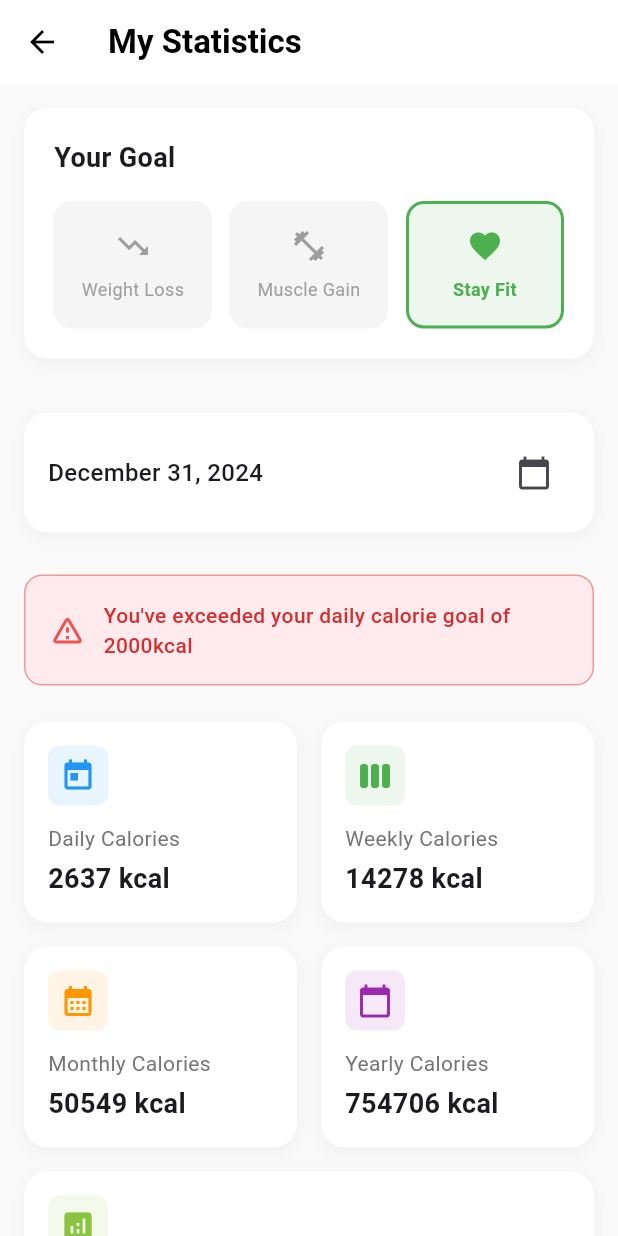
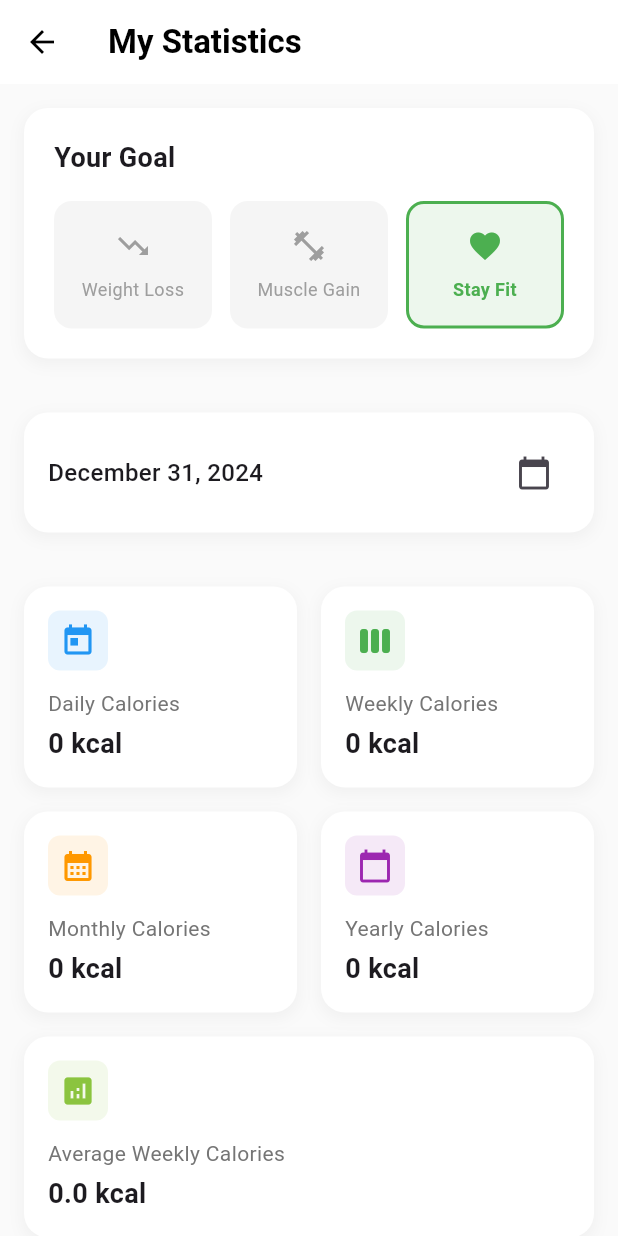
Before and after one commit to Noubissie237/healthy-eating, a Flutter app: the StatisticsPage screen opened by its route, on a phone screen of 412 x 824 dp. Run offline on Flutter 3.47's test engine with Material 3 defaults, Android fonts, the phone set to English and light mode, and no system bars; our stand-ins replace geolocator, google_maps_flutter, image_picker, permission_handler, share_plus, shared_preferences and 1 more; missing offline and left inert: flutter_sound; accounts and stored records are empty.

```diff
--- /dev/null
+++ b/lib/database/user_goal_provider.dart
@@ -0,0 +1,26 @@
+import 'package:flutter/material.dart';
+import 'package:shared_preferences/shared_preferences.dart';
+
+class UserGoalProvider with ChangeNotifier {
+  static const String _goalKey = 'user_goal';
+  String _currentGoal = 'Stay Fit';
+
+  UserGoalProvider() {
+    _loadGoal();
+  }
+
+  String get currentGoal => _currentGoal;
+
+  Future<void> _loadGoal() async {
+    final prefs = await SharedPreferences.getInstance();
+    _currentGoal = prefs.getString(_goalKey) ?? 'Stay Fit';
+    notifyListeners();
+  }
+
+  Future<void> setGoal(String goal) async {
+    final prefs = await SharedPreferences.getInstance();
+    await prefs.setString(_goalKey, goal);
+    _currentGoal = goal;
+    notifyListeners();
+  }
+}
--- a/lib/main.dart
+++ b/lib/main.dart
@@ -1,6 +1,7 @@
 import 'dart:convert';
 import 'package:flutter/material.dart';
 import 'package:food_app/database/meal_provider.dart';
+import 'package:food_app/database/user_goal_provider.dart';
 import 'package:food_app/pages/list_meals_page.dart';
 import 'package:food_app/pages/maps_page.dart';
 import 'package:food_app/pages/statistique_page.dart';
@@ -21,14 +22,23 @@ import 'database/database_helper.dart';
 
 void main() async {
   WidgetsFlutterBinding.ensureInitialized();
+
   final mealProvider = MealProvider();
   await mealProvider.loadMeals();
+
   final dbHelper = DatabaseHelper();
   final isEmpty = await dbHelper.isTableEmpty();
 
   runApp(
-    ChangeNotifierProvider(
-      create: (context) => mealProvider,
+    MultiProvider(
+      providers: [
+        ChangeNotifierProvider(
+          create: (context) => mealProvider,
+        ),
+        ChangeNotifierProvider(
+          create: (context) => UserGoalProvider(),
+        ),
+      ],
       child: MyApp(initialRoute: isEmpty ? '/onboarding' : '/main'),
     ),
   );
--- a/lib/pages/home_page.dart
+++ b/lib/pages/home_page.dart
@@ -478,7 +478,7 @@ class _HomePage extends State<HomePage> {
                                                                             2),
                                                                     Text(
                                                                       DateFormat(
-                                                                              'dd/MM/yyyy at HH:mm')
+                                                                              'dd/MM/yyyy - HH:mm')
                                                                           .format(
                                                                               meal.consumptionDateTime),
                                                                       style:
@@ -1034,7 +1034,7 @@ class _HomePage extends State<HomePage> {
                                                                             2),
                                                                     Text(
                                                                       DateFormat(
-                                                                              'dd/MM/yyyy at HH:mm')
+                                                                              'dd/MM/yyyy - HH:mm')
                                                                           .format(
                                                                               meal.consumptionDateTime),
                                                                       style:
@@ -1365,7 +1365,7 @@ class _HomePage extends State<HomePage> {
                                 ),
                               ),
                               Text(
-                                DateFormat('dd/MM/yyyy at HH:mm')
+                                DateFormat('dd/MM/yyyy - HH:mm')
                                     .format(selectedDateTime),
                                 style: TextStyle(
                                   color: Colors.grey[600],
--- a/lib/pages/list_meals_page.dart
+++ b/lib/pages/list_meals_page.dart
@@ -172,7 +172,7 @@ class _ListMealsPage extends State<ListMealsPage> {
                                       ),
                                       const SizedBox(width: 4),
                                       Text(
-                                        DateFormat('dd/MM/yyyy at HH:mm')
+                                        DateFormat('dd/MM/yyyy - HH:mm')
                                             .format(meal.consumptionDateTime),
                                         style: TextStyle(
                                           fontSize: 12,
@@ -369,7 +369,7 @@ class _ListMealsPage extends State<ListMealsPage> {
                                 ),
                               ),
                               Text(
-                                DateFormat('dd/MM/yyyy at HH:mm')
+                                DateFormat('dd/MM/yyyy - HH:mm')
                                     .format(selectedDateTime),
                                 style: TextStyle(
                                   color: Colors.grey[600],
--- a/lib/pages/statistique_page.dart
+++ b/lib/pages/statistique_page.dart
@@ -1,7 +1,10 @@
 import 'package:flutter/material.dart';
-import 'dart:math';
+import 'package:food_app/database/meal_provider.dart';
+import 'package:food_app/database/user_goal_provider.dart';
+import 'package:food_app/models/meal.dart';
 import 'package:intl/intl.dart';
 import 'package:food_app/colors/my_colors.dart';
+import 'package:provider/provider.dart';
 
 class StatisticsPage extends StatefulWidget {
   const StatisticsPage({super.key});
@@ -11,145 +14,19 @@ class StatisticsPage extends StatefulWidget {
 }
 
 class _StatisticsPageState extends State<StatisticsPage> {
-  String selectedGoal = 'Stay Fit';
-  final Random random = Random();
-  final dailyCalorieGoal = 2000; // Exemple de valeur
-  DateTime selectedDate = DateTime.now();
+  late DateTime selectedDate;
 
-  // Simuler des données aléatoires pour les statistiques
-  int getDailyCalories() => random.nextInt(2500) + 500;
-  int getWeeklyCalories() => random.nextInt(15000) + 5000;
-  int getMonthlyCalories() => random.nextInt(60000) + 20000;
-  int getYearlyCalories() => random.nextInt(700000) + 200000;
-  double getAverageWeeklyCalories() => (random.nextInt(2000) + 1500).toDouble();
-
-  @override
-  Widget build(BuildContext context) {
-    final dailyCalories = getDailyCalories();
-
-    return Scaffold(
-      backgroundColor: Colors.grey[50],
-      appBar: AppBar(
-        elevation: 0,
-        backgroundColor: Colors.white,
-        title: const Text(
-          'My Statistics',
-          style: TextStyle(
-            color: Colors.black,
-            fontWeight: FontWeight.bold,
-          ),
-        ),
-        leading: IconButton(
-          icon: const Icon(Icons.arrow_back, color: Colors.black),
-          onPressed: () => Navigator.pop(context),
-        ),
-      ),
-      body: SingleChildScrollView(
-        child: Column(
-          crossAxisAlignment: CrossAxisAlignment.start,
-          children: [
-            _buildGoalSection(),
-            const SizedBox(height: 20),
-            _buildDateSelector(),
-            const SizedBox(height: 20),
-            if (dailyCalories > dailyCalorieGoal) _buildCalorieAlert(),
-            _buildStatisticsCards(),
-          ],
-        ),
-      ),
-    );
-  }
-
-  Widget _buildGoalSection() {
-    return Container(
-      margin: const EdgeInsets.all(16),
-      padding: const EdgeInsets.all(20),
-      decoration: BoxDecoration(
-        color: Colors.white,
-        borderRadius: BorderRadius.circular(16),
-        boxShadow: [
-          BoxShadow(
-            color: Colors.grey.withOpacity(0.1),
-            spreadRadius: 1,
-            blurRadius: 8,
-            offset: const Offset(0, 3),
-          ),
-        ],
-      ),
-      child: Column(
-        crossAxisAlignment: CrossAxisAlignment.start,
-        children: [
-          const Text(
-            'Your Goal',
-            style: TextStyle(
-              fontSize: 18,
-              fontWeight: FontWeight.bold,
-            ),
-          ),
-          const SizedBox(height: 16),
-          Row(
-            children: [
-              _buildGoalOption(
-                'Weight Loss',
-                Icons.trending_down,
-                Colors.red,
-              ),
-              const SizedBox(width: 12),
-              _buildGoalOption(
-                'Muscle Gain',
-                Icons.fitness_center,
-                Colors.blue,
-              ),
-              const SizedBox(width: 12),
-              _buildGoalOption(
-                'Stay Fit',
-                Icons.favorite,
-                Colors.green,
-              ),
-            ],
-          ),
-        ],
-      ),
-    );
-  }
-
-  Widget _buildGoalOption(String goal, IconData icon, Color color) {
-    final isSelected = selectedGoal == goal;
-    return Expanded(
-      child: GestureDetector(
-        onTap: () => setState(() => selectedGoal = goal),
-        child: Container(
-          padding: const EdgeInsets.symmetric(vertical: 16),
-          decoration: BoxDecoration(
-            color: isSelected ? color.withOpacity(0.1) : Colors.grey[100],
-            borderRadius: BorderRadius.circular(12),
-            border: Border.all(
-              color: isSelected ? color : Colors.transparent,
-              width: 2,
-            ),
-          ),
-          child: Column(
-            children: [
-              Icon(
-                icon,
-                color: isSelected ? color : Colors.grey,
-                size: 24,
-              ),
-              const SizedBox(height: 8),
-              Text(
-                goal,
-                style: TextStyle(
-                  color: isSelected ? color : Colors.grey,
-                  fontWeight: isSelected ? FontWeight.bold : FontWeight.normal,
-                  fontSize: 12,
-                ),
-                textAlign: TextAlign.center,
-              ),
-            ],
-          ),
-        ),
-      ),
-    );
+  int getDailyCalorieGoal(String goal) {
+    switch (goal) {
+      case 'Weight Loss':
+        return 1800; // Déficit calorique pour la perte de poids
+      case 'Muscle Gain':
+        return 2500; // Surplus calorique pour la prise de muscle
+      case 'Stay Fit':
+        return 2000; // Maintien du poids
+      default:
+        return 2000;
+    }
   }
 
   Widget _buildDateSelector() {
@@ -197,7 +74,8 @@ class _StatisticsPageState extends State<StatisticsPage> {
     );
   }
 
-  Widget _buildCalorieAlert() {
+  Widget _buildCalorieAlert(String currentGoal) {
+    final goalCalories = getDailyCalorieGoal(currentGoal);
     return Container(
       margin: const EdgeInsets.symmetric(horizontal: 16, vertical: 8),
       padding: const EdgeInsets.all(16),
@@ -212,7 +90,7 @@ class _StatisticsPageState extends State<StatisticsPage> {
           const SizedBox(width: 12),
           Expanded(
             child: Text(
-              'You\'ve exceeded your daily calorie goal of ${dailyCalorieGoal}kcal',
+              'You\'ve exceeded your daily calorie goal of ${goalCalories}kcal',
               style: TextStyle(
                 color: Colors.red[700],
                 fontWeight: FontWeight.w500,
@@ -224,7 +102,7 @@ class _StatisticsPageState extends State<StatisticsPage> {
     );
   }
 
-  Widget _buildStatisticsCards() {
+  Widget _buildStatisticsCards(List<Meal> meals) {
     return Container(
       margin: const EdgeInsets.all(16),
       child: Column(
@@ -234,7 +112,7 @@ class _StatisticsPageState extends State<StatisticsPage> {
               Expanded(
                 child: _buildStatCard(
                   'Daily Calories',
-                  '${getDailyCalories()} kcal',
+                  '${getDailyCalories(meals)} kcal',
                   Icons.today,
                   Colors.blue,
                 ),
@@ -243,7 +121,7 @@ class _StatisticsPageState extends State<StatisticsPage> {
               Expanded(
                 child: _buildStatCard(
                   'Weekly Calories',
-                  '${getWeeklyCalories()} kcal',
+                  '${getWeeklyCalories(meals)} kcal',
                   Icons.view_week,
                   Colors.green,
                 ),
@@ -256,7 +134,7 @@ class _StatisticsPageState extends State<StatisticsPage> {
               Expanded(
                 child: _buildStatCard(
                   'Monthly Calories',
-                  '${getMonthlyCalories()} kcal',
+                  '${getMonthlyCalories(meals)} kcal',
                   Icons.calendar_month,
                   Colors.orange,
                 ),
@@ -265,7 +143,7 @@ class _StatisticsPageState extends State<StatisticsPage> {
               Expanded(
                 child: _buildStatCard(
                   'Yearly Calories',
-                  '${getYearlyCalories()} kcal',
+                  '${getYearlyCalories(meals)} kcal',
                   Icons.calendar_today,
                   Colors.purple,
                 ),
@@ -275,7 +153,7 @@ class _StatisticsPageState extends State<StatisticsPage> {
           const SizedBox(height: 16),
           _buildStatCard(
             'Average Weekly Calories',
-            '${getAverageWeeklyCalories().toStringAsFixed(1)} kcal',
+            '${getAverageWeeklyCalories(meals).toStringAsFixed(1)} kcal',
             Icons.analytics,
             MyColors.primaryColor,
             fullWidth: true,
@@ -342,4 +220,212 @@ class _StatisticsPageState extends State<StatisticsPage> {
       ),
     );
   }
+
+  @override
+  void initState() {
+    super.initState();
+    selectedDate = DateTime.now();
+    // Charger les repas au démarrage
+    Provider.of<MealProvider>(context, listen: false).loadMeals();
+  }
+
+  bool isSameDay(DateTime date1, DateTime date2) {
+    return date1.year == date2.year &&
+        date1.month == date2.month &&
+        date1.day == date2.day;
+  }
+
+  // Calcul des vraies calories quotidiennes
+  int getDailyCalories(List<Meal> meals) {
+    return meals
+        .where((meal) => isSameDay(meal.consumptionDateTime, selectedDate))
+        .fold(0, (sum, meal) => sum + meal.calories);
+  }
+
+  // Calcul des calories hebdomadaires
+  int getWeeklyCalories(List<Meal> meals) {
+    final weekStart =
+        selectedDate.subtract(Duration(days: selectedDate.weekday - 1));
+    final weekEnd = weekStart.add(const Duration(days: 7));
+
+    return meals
+        .where((meal) =>
+            meal.consumptionDateTime.isAfter(weekStart) &&
+            meal.consumptionDateTime.isBefore(weekEnd))
+        .fold(0, (sum, meal) => sum + meal.calories);
+  }
+
+  // Calcul des calories mensuelles
+  int getMonthlyCalories(List<Meal> meals) {
+    return meals
+        .where((meal) =>
+            meal.consumptionDateTime.month == selectedDate.month &&
+            meal.consumptionDateTime.year == selectedDate.year)
+        .fold(0, (sum, meal) => sum + meal.calories);
+  }
+
+  // Calcul des calories annuelles
+  int getYearlyCalories(List<Meal> meals) {
+    return meals
+        .where((meal) => meal.consumptionDateTime.year == selectedDate.year)
+        .fold(0, (sum, meal) => sum + meal.calories);
+  }
+
+  // Calcul de la moyenne hebdomadaire
+  double getAverageWeeklyCalories(List<Meal> meals) {
+    final now = DateTime.now();
+    final startOfYear = DateTime(now.year);
+    final weeks = now.difference(startOfYear).inDays / 7;
+
+    final totalCalories = getYearlyCalories(meals);
+    return totalCalories / weeks;
+  }
+
+  @override
+  Widget build(BuildContext context) {
+    return Consumer2<MealProvider, UserGoalProvider>(
+        builder: (context, mealProvider, goalProvider, child) {
+      final meals = mealProvider.meals;
+      final dailyCalories = getDailyCalories(meals);
+
+      return Scaffold(
+        backgroundColor: Colors.grey[50],
+        appBar: AppBar(
+          elevation: 0,
+          backgroundColor: Colors.white,
+          title: const Text(
+            'My Statistics',
+            style: TextStyle(
+              color: Colors.black,
+              fontWeight: FontWeight.bold,
+            ),
+          ),
+          leading: IconButton(
+            icon: const Icon(Icons.arrow_back, color: Colors.black),
+            onPressed: () => Navigator.pop(context),
+          ),
+        ),
+        body: SingleChildScrollView(
+          child: Column(
+            crossAxisAlignment: CrossAxisAlignment.start,
+            children: [
+              _buildGoalSection(),
+              const SizedBox(height: 20),
+              _buildDateSelector(),
+              const SizedBox(height: 20),
+              if (dailyCalories > getDailyCalorieGoal(goalProvider.currentGoal))
+                _buildCalorieAlert(goalProvider.currentGoal),
+              _buildStatisticsCards(meals),
+            ],
+          ),
+        ),
+      );
+    });
+  }
+
+  Widget _buildGoalSection() {
+    return Consumer<UserGoalProvider>(builder: (context, goalProvider, child) {
+      return Container(
+        margin: const EdgeInsets.all(16),
+        padding: const EdgeInsets.all(20),
+        decoration: BoxDecoration(
+          color: Colors.white,
+          borderRadius: BorderRadius.circular(16),
+          boxShadow: [
+            BoxShadow(
+              color: Colors.grey.withOpacity(0.1),
+              spreadRadius: 1,
+              blurRadius: 8,
+              offset: const Offset(0, 3),
+            ),
+          ],
+        ),
+        child: Column(
+          crossAxisAlignment: CrossAxisAlignment.start,
+          children: [
+            const Text(
+              'Your Goal',
+              style: TextStyle(
+                fontSize: 18,
+                fontWeight: FontWeight.bold,
+              ),
+            ),
+            const SizedBox(height: 16),
+            Row(
+              children: [
+                _buildGoalOption(
+                  context,
+                  goalProvider,
+                  'Weight Loss',
+                  Icons.trending_down,
+                  Colors.red,
+                ),
+                const SizedBox(width: 12),
+                _buildGoalOption(
+                  context,
+                  goalProvider,
+                  'Muscle Gain',
+                  Icons.fitness_center,
+                  Colors.blue,
+                ),
+                const SizedBox(width: 12),
+                _buildGoalOption(
+                  context,
+                  goalProvider,
+                  'Stay Fit',
+                  Icons.favorite,
+                  Colors.green,
+                ),
+              ],
+            ),
+          ],
+        ),
+      );
+    });
+  }
+
+  Widget _buildGoalOption(
+    BuildContext context,
+    UserGoalProvider goalProvider,
+    String goal,
+    IconData icon,
+    Color color,
+  ) {
+    final isSelected = goalProvider.currentGoal == goal;
+    return Expanded(
+      child: GestureDetector(
+        onTap: () => goalProvider.setGoal(goal),
+        child: Container(
+          padding: const EdgeInsets.symmetric(vertical: 16),
+          decoration: BoxDecoration(
+            color: isSelected ? color.withOpacity(0.1) : Colors.grey[100],
+            borderRadius: BorderRadius.circular(12),
+            border: Border.all(
+              color: isSelected ? color : Colors.transparent,
+              width: 2,
+            ),
+          ),
+          child: Column(
+            children: [
+              Icon(
+                icon,
+                color: isSelected ? color : Colors.grey,
+                size: 24,
+              ),
+              const SizedBox(height: 8),
+              Text(
+                goal,
+                style: TextStyle(
+                  color: isSelected ? color : Colors.grey,
+                  fontWeight: isSelected ? FontWeight.bold : FontWeight.normal,
+                  fontSize: 12,
+                ),
+                textAlign: TextAlign.center,
+              ),
+            ],
+          ),
+        ),
+      ),
+    );
+  }
 }
```
